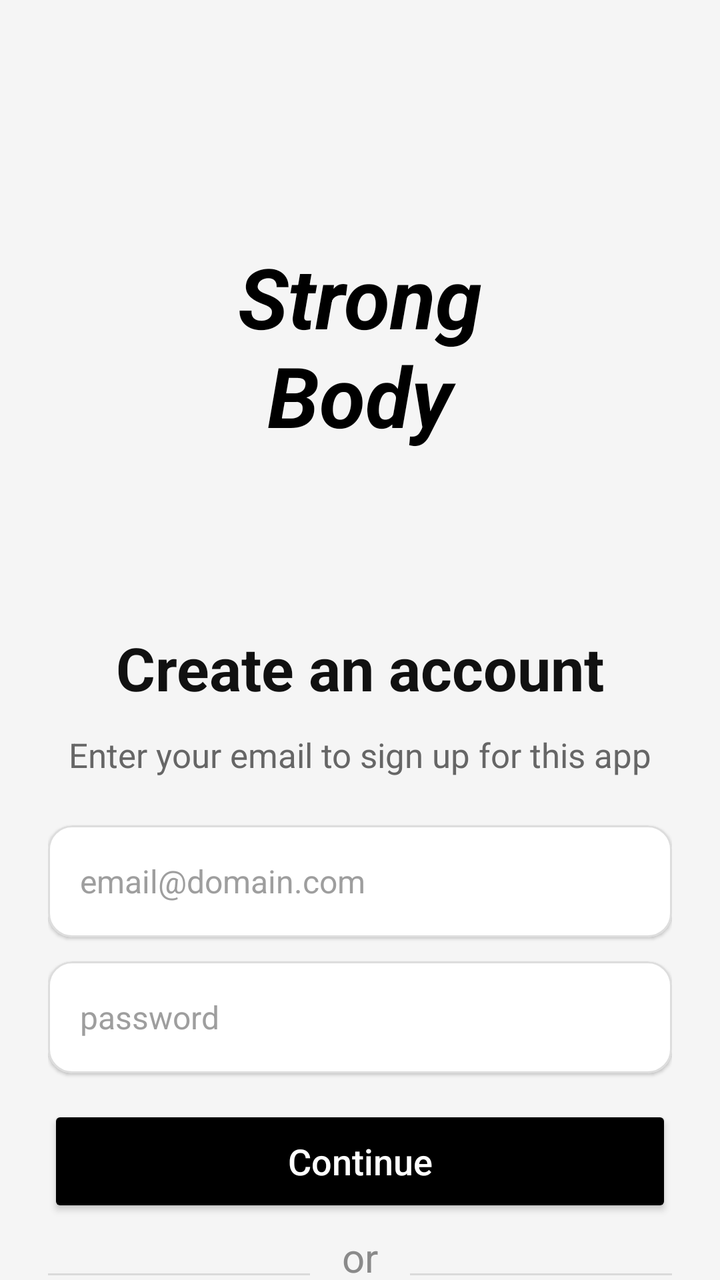
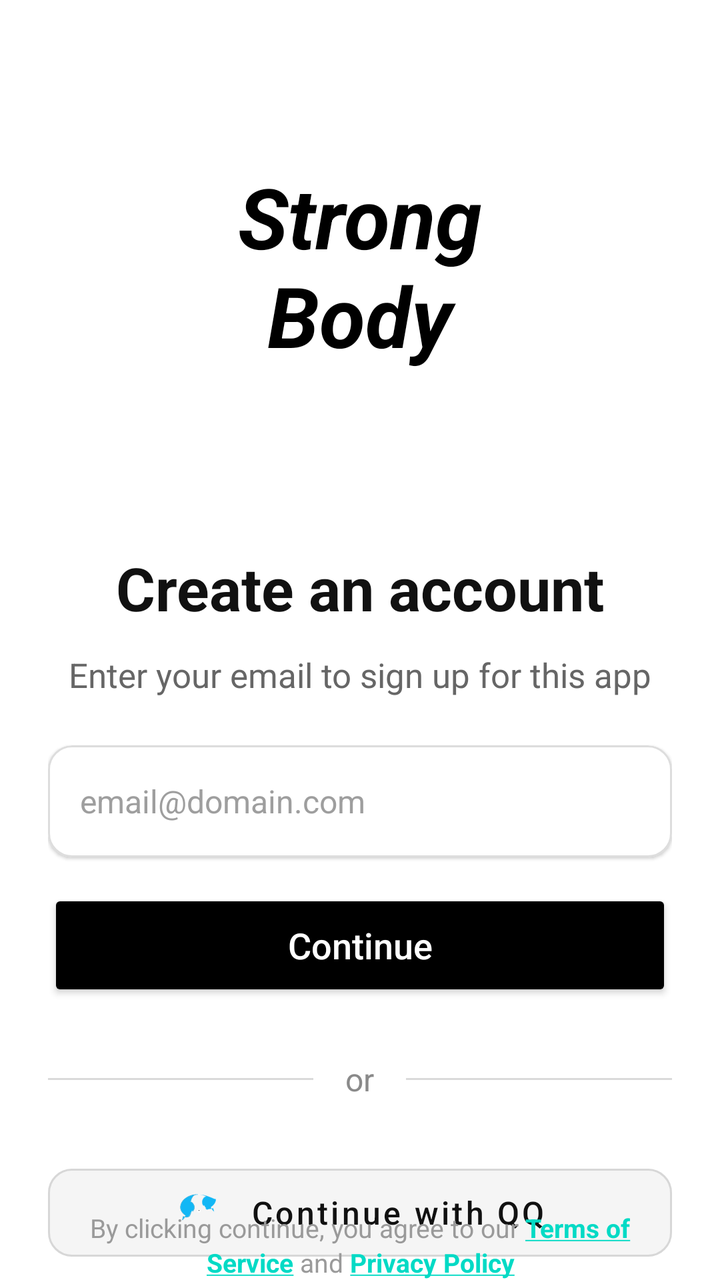

Two renders of the same Android screen: before a commit and after it. Below are the layout's source before the change and the commit's diff.
<!-- AndroidManifest.xml: application theme Theme.Strong_body -->
<!-- res/layout/activity_login.xml -->
<?xml version="1.0" encoding="utf-8"?>
<androidx.constraintlayout.widget.ConstraintLayout xmlns:android="http://schemas.android.com/apk/res/android"
    xmlns:app="http://schemas.android.com/apk/res-auto"
    android:layout_width="match_parent"
    android:layout_height="match_parent"
    android:background="#FFF5F5F5"
    android:paddingStart="24dp"
    android:paddingEnd="24dp">

    <TextView
        android:id="@+id/tvBrand"
        android:layout_width="wrap_content"
        android:layout_height="wrap_content"
        android:layout_marginTop="120dp"
        android:gravity="center"
        android:text="Strong&#10;Body"
        android:textColor="#FF000000"
        android:textSize="42sp"
        android:textStyle="bold|italic"
        app:layout_constraintEnd_toEndOf="parent"
        app:layout_constraintStart_toStartOf="parent"
        app:layout_constraintTop_toTopOf="parent" />

    <TextView
        android:id="@+id/tvCreateAccount"
        android:layout_width="wrap_content"
        android:layout_height="wrap_content"
        android:layout_marginTop="88dp"
        android:text="Create an account"
        android:textColor="#FF111111"
        android:textSize="30sp"
        android:textStyle="bold"
        app:layout_constraintEnd_toEndOf="parent"
        app:layout_constraintStart_toStartOf="parent"
        app:layout_constraintTop_toBottomOf="@id/tvBrand" />

    <TextView
        android:id="@+id/tvSubTitle"
        android:layout_width="wrap_content"
        android:layout_height="wrap_content"
        android:layout_marginTop="12dp"
        android:text="Enter your email to sign up for this app"
        android:textColor="#FF666666"
        android:textSize="17sp"
        app:layout_constraintEnd_toEndOf="parent"
        app:layout_constraintStart_toStartOf="parent"
        app:layout_constraintTop_toBottomOf="@id/tvCreateAccount" />

    <com.google.android.material.card.MaterialCardView
        android:id="@+id/cardEmail"
        android:layout_width="0dp"
        android:layout_height="56dp"
        android:layout_marginTop="24dp"
        app:cardBackgroundColor="#FFFFFFFF"
        app:cardCornerRadius="12dp"
        app:strokeColor="#FFDDDDDD"
        app:strokeWidth="1dp"
        app:layout_constraintEnd_toEndOf="parent"
        app:layout_constraintStart_toStartOf="parent"
        app:layout_constraintTop_toBottomOf="@id/tvSubTitle">

        <EditText
            android:id="@+id/etEmail"
            android:layout_width="match_parent"
            android:layout_height="match_parent"
            android:background="@android:color/transparent"
            android:hint="email@domain.com"
            android:inputType="textEmailAddress"
            android:paddingStart="16dp"
            android:paddingEnd="16dp"
            android:textColor="#FF222222"
            android:textColorHint="#FF9E9E9E"
            android:textSize="16sp" />
    </com.google.android.material.card.MaterialCardView>

    <com.google.android.material.card.MaterialCardView
        android:id="@+id/cardPassword"
        android:layout_width="0dp"
        android:layout_height="56dp"
        android:layout_marginTop="12dp"
        app:cardBackgroundColor="#FFFFFFFF"
        app:cardCornerRadius="12dp"
        app:strokeColor="#FFDDDDDD"
        app:strokeWidth="1dp"
        app:layout_constraintEnd_toEndOf="parent"
        app:layout_constraintStart_toStartOf="parent"
        app:layout_constraintTop_toBottomOf="@id/cardEmail">

        <EditText
            android:id="@+id/etPassword"
            android:layout_width="match_parent"
            android:layout_height="match_parent"
            android:background="@android:color/transparent"
            android:hint="password"
            android:inputType="textPassword"
            android:paddingStart="16dp"
            android:paddingEnd="16dp"
            android:textColor="#FF222222"
            android:textColorHint="#FF9E9E9E"
            android:textSize="16sp" />
    </com.google.android.material.card.MaterialCardView>

    <Button
        android:id="@+id/btnContinue"
        android:layout_width="0dp"
        android:layout_height="56dp"
        android:layout_marginTop="16dp"
        android:backgroundTint="#FF000000"
        android:text="Continue"
        android:textAllCaps="false"
        android:textColor="#FFFFFFFF"
        android:textSize="18sp"
        app:cornerRadius="12dp"
        app:layout_constraintEnd_toEndOf="parent"
        app:layout_constraintStart_toStartOf="parent"
        app:layout_constraintTop_toBottomOf="@id/cardPassword" />

    <View
        android:id="@+id/viewLeftLine"
        android:layout_width="0dp"
        android:layout_height="1dp"
        android:layout_marginTop="28dp"
        android:background="#FFDADADA"
        app:layout_constraintEnd_toStartOf="@id/tvOr"
        app:layout_constraintStart_toStartOf="parent"
        app:layout_constraintTop_toBottomOf="@id/btnContinue" />

    <TextView
        android:id="@+id/tvOr"
        android:layout_width="wrap_content"
        android:layout_height="wrap_content"
        android:layout_marginStart="16dp"
        android:layout_marginEnd="16dp"
        android:text="or"
        android:textColor="#FF8A8A8A"
        android:textSize="20sp"
        app:layout_constraintBaseline_toBaselineOf="@id/viewLeftLine"
        app:layout_constraintEnd_toStartOf="@id/viewRightLine"
        app:layout_constraintStart_toEndOf="@id/viewLeftLine" />

    <View
        android:id="@+id/viewRightLine"
        android:layout_width="0dp"
        android:layout_height="1dp"
        android:background="#FFDADADA"
        app:layout_constraintBottom_toBottomOf="@id/viewLeftLine"
        app:layout_constraintEnd_toEndOf="parent"
        app:layout_constraintStart_toEndOf="@id/tvOr"
        app:layout_constraintTop_toTopOf="@id/viewLeftLine" />

    <com.google.android.material.button.MaterialButton
        android:id="@+id/btnLoginQQ"
        android:layout_width="0dp"
        android:layout_height="56dp"
        android:layout_marginTop="28dp"
        android:backgroundTint="#FFECECEC"
        android:text="Continue with QQ"
        android:textAllCaps="false"
        android:textColor="#FF111111"
        android:textSize="18sp"
        app:cornerRadius="12dp"
        app:icon="@android:drawable/ic_menu_gallery"
        app:iconGravity="textStart"
        app:iconPadding="14dp"
        app:iconTint="@null"
        app:layout_constraintEnd_toEndOf="parent"
        app:layout_constraintStart_toStartOf="parent"
        app:layout_constraintTop_toBottomOf="@id/viewLeftLine" />

    <com.google.android.material.button.MaterialButton
        android:id="@+id/btnLoginWechat"
        android:layout_width="0dp"
        android:layout_height="56dp"
        android:layout_marginTop="14dp"
        android:backgroundTint="#FFECECEC"
        android:text="Continue with WeChat"
        android:textAllCaps="false"
        android:textColor="#FF111111"
        android:textSize="18sp"
        app:cornerRadius="12dp"
        app:icon="@android:drawable/ic_menu_gallery"
        app:iconGravity="textStart"
        app:iconPadding="14dp"
        app:iconTint="@null"
        app:layout_constraintEnd_toEndOf="parent"
        app:layout_constraintStart_toStartOf="parent"
        app:layout_constraintTop_toBottomOf="@id/btnLoginQQ" />

    <TextView
        android:id="@+id/btnGuestLogin"
        android:layout_width="wrap_content"
        android:layout_height="wrap_content"
        android:layout_marginTop="18dp"
        android:padding="8dp"
        android:text="游客登录"
        android:textColor="#FF5F5F5F"
        android:textSize="16sp"
        android:textStyle="bold"
        app:layout_constraintEnd_toEndOf="parent"
        app:layout_constraintStart_toStartOf="parent"
        app:layout_constraintTop_toBottomOf="@id/btnLoginWechat" />

    <TextView
        android:id="@+id/tvTerms"
        android:layout_width="0dp"
        android:layout_height="wrap_content"
        android:layout_marginTop="18dp"
        android:gravity="center"
        android:lineSpacingExtra="2dp"
        android:text="By clicking continue, you agree to our Terms of Service&#10;and Privacy Policy"
        android:textColor="#FF9A9A9A"
        android:textSize="14sp"
        app:layout_constraintEnd_toEndOf="parent"
        app:layout_constraintStart_toStartOf="parent"
        app:layout_constraintTop_toBottomOf="@id/btnGuestLogin" />

</androidx.constraintlayout.widget.ConstraintLayout>
<!-- resources referenced by this layout -->
<resources>
  <style name="Theme.Strong_body" parent="Theme.MaterialComponents.DayNight.DarkActionBar">
          
          <item name="colorPrimary">@color/purple_500</item>
          <item name="colorPrimaryVariant">@color/purple_700</item>
          <item name="colorOnPrimary">@color/white</item>
          
          <item name="colorSecondary">@color/teal_200</item>
          <item name="colorSecondaryVariant">@color/teal_700</item>
          <item name="colorOnSecondary">@color/black</item>
          
          <item name="android:statusBarColor">?attr/colorPrimaryVariant</item>
          
      </style>
  <color name="purple_500">#FF6200EE</color>
  <color name="purple_700">#FF3700B3</color>
  <color name="white">#FFFFFFFF</color>
  <color name="teal_200">#FF03DAC5</color>
  <color name="teal_700">#FF018786</color>
  <color name="black">#FF000000</color>
</resources>

<!-- the commit's change to res/layout/activity_login.xml (unified diff, before → after) -->
@@ -3,15 +3,15 @@
     xmlns:app="http://schemas.android.com/apk/res-auto"
     android:layout_width="match_parent"
     android:layout_height="match_parent"
-    android:background="#FFF5F5F5"
+    android:background="#FFFFFFFF"
     android:paddingStart="24dp"
-    android:paddingEnd="24dp">
+    android:paddingEnd="24dp"
+    android:paddingTop="80dp">
 
     <TextView
         android:id="@+id/tvBrand"
         android:layout_width="wrap_content"
         android:layout_height="wrap_content"
-        android:layout_marginTop="120dp"
         android:gravity="center"
         android:text="Strong&#10;Body"
         android:textColor="#FF000000"
@@ -73,33 +73,6 @@
             android:textSize="16sp" />
     </com.google.android.material.card.MaterialCardView>
 
-    <com.google.android.material.card.MaterialCardView
-        android:id="@+id/cardPassword"
-        android:layout_width="0dp"
-        android:layout_height="56dp"
-        android:layout_marginTop="12dp"
-        app:cardBackgroundColor="#FFFFFFFF"
-        app:cardCornerRadius="12dp"
-        app:strokeColor="#FFDDDDDD"
-        app:strokeWidth="1dp"
-        app:layout_constraintEnd_toEndOf="parent"
-        app:layout_constraintStart_toStartOf="parent"
-        app:layout_constraintTop_toBottomOf="@id/cardEmail">
-
-        <EditText
-            android:id="@+id/etPassword"
-            android:layout_width="match_parent"
-            android:layout_height="match_parent"
-            android:background="@android:color/transparent"
-            android:hint="password"
-            android:inputType="textPassword"
-            android:paddingStart="16dp"
-            android:paddingEnd="16dp"
-            android:textColor="#FF222222"
-            android:textColorHint="#FF9E9E9E"
-            android:textSize="16sp" />
-    </com.google.android.material.card.MaterialCardView>
-
     <Button
         android:id="@+id/btnContinue"
         android:layout_width="0dp"
@@ -113,72 +86,75 @@
         app:cornerRadius="12dp"
         app:layout_constraintEnd_toEndOf="parent"
         app:layout_constraintStart_toStartOf="parent"
-        app:layout_constraintTop_toBottomOf="@id/cardPassword" />
+        app:layout_constraintTop_toBottomOf="@id/cardEmail" />
 
-    <View
-        android:id="@+id/viewLeftLine"
+    <LinearLayout
+        android:id="@+id/layoutOrDivider"
         android:layout_width="0dp"
-        android:layout_height="1dp"
+        android:layout_height="wrap_content"
         android:layout_marginTop="28dp"
-        android:background="#FFDADADA"
-        app:layout_constraintEnd_toStartOf="@id/tvOr"
+        android:gravity="center_vertical"
+        android:orientation="horizontal"
+        app:layout_constraintEnd_toEndOf="parent"
         app:layout_constraintStart_toStartOf="parent"
-        app:layout_constraintTop_toBottomOf="@id/btnContinue" />
+        app:layout_constraintTop_toBottomOf="@id/btnContinue">
 
-    <TextView
-        android:id="@+id/tvOr"
-        android:layout_width="wrap_content"
-        android:layout_height="wrap_content"
-        android:layout_marginStart="16dp"
-        android:layout_marginEnd="16dp"
-        android:text="or"
-        android:textColor="#FF8A8A8A"
-        android:textSize="20sp"
-        app:layout_constraintBaseline_toBaselineOf="@id/viewLeftLine"
-        app:layout_constraintEnd_toStartOf="@id/viewRightLine"
-        app:layout_constraintStart_toEndOf="@id/viewLeftLine" />
+        <View
+            android:layout_width="0dp"
+            android:layout_height="1dp"
+            android:layout_weight="1"
+            android:background="#FFDADADA" />
 
-    <View
-        android:id="@+id/viewRightLine"
-        android:layout_width="0dp"
-        android:layout_height="1dp"
-        android:background="#FFDADADA"
-        app:layout_constraintBottom_toBottomOf="@id/viewLeftLine"
-        app:layout_constraintEnd_toEndOf="parent"
-        app:layout_constraintStart_toEndOf="@id/tvOr"
-        app:layout_constraintTop_toTopOf="@id/viewLeftLine" />
+        <TextView
+            android:id="@+id/tvOr"
+            android:layout_width="wrap_content"
+            android:layout_height="wrap_content"
+            android:layout_marginStart="16dp"
+            android:layout_marginEnd="16dp"
+            android:text="or"
+            android:textColor="#FF8A8A8A"
+            android:textSize="16sp" />
+
+        <View
+            android:layout_width="0dp"
+            android:layout_height="1dp"
+            android:layout_weight="1"
+            android:background="#FFDADADA" />
+    </LinearLayout>
 
     <com.google.android.material.button.MaterialButton
         android:id="@+id/btnLoginQQ"
+        style="@style/Widget.MaterialComponents.Button.OutlinedButton"
         android:layout_width="0dp"
         android:layout_height="56dp"
         android:layout_marginTop="28dp"
-        android:backgroundTint="#FFECECEC"
+        android:backgroundTint="#FFF5F5F5"
         android:text="Continue with QQ"
         android:textAllCaps="false"
         android:textColor="#FF111111"
-        android:textSize="18sp"
+        android:textSize="16sp"
         app:cornerRadius="12dp"
-        app:icon="@android:drawable/ic_menu_gallery"
+        app:icon="@drawable/ic_qq"
         app:iconGravity="textStart"
         app:iconPadding="14dp"
         app:iconTint="@null"
         app:layout_constraintEnd_toEndOf="parent"
         app:layout_constraintStart_toStartOf="parent"
-        app:layout_constraintTop_toBottomOf="@id/viewLeftLine" />
+        app:layout_constraintTop_toBottomOf="@id/layoutOrDivider" />
 
     <com.google.android.material.button.MaterialButton
         android:id="@+id/btnLoginWechat"
+        style="@style/Widget.MaterialComponents.Button.OutlinedButton"
         android:layout_width="0dp"
         android:layout_height="56dp"
         android:layout_marginTop="14dp"
-        android:backgroundTint="#FFECECEC"
+        android:backgroundTint="#FFF5F5F5"
         android:text="Continue with WeChat"
         android:textAllCaps="false"
         android:textColor="#FF111111"
-        android:textSize="18sp"
+        android:textSize="16sp"
         app:cornerRadius="12dp"
-        app:icon="@android:drawable/ic_menu_gallery"
+        app:icon="@drawable/ic_wechat"
         app:iconGravity="textStart"
         app:iconPadding="14dp"
         app:iconTint="@null"
@@ -187,31 +163,20 @@
         app:layout_constraintTop_toBottomOf="@id/btnLoginQQ" />
 
     <TextView
-        android:id="@+id/btnGuestLogin"
-        android:layout_width="wrap_content"
-        android:layout_height="wrap_content"
-        android:layout_marginTop="18dp"
-        android:padding="8dp"
-        android:text="游客登录"
-        android:textColor="#FF5F5F5F"
-        android:textSize="16sp"
-        android:textStyle="bold"
-        app:layout_constraintEnd_toEndOf="parent"
-        app:layout_constraintStart_toStartOf="parent"
-        app:layout_constraintTop_toBottomOf="@id/btnLoginWechat" />
-
-    <TextView
         android:id="@+id/tvTerms"
         android:layout_width="0dp"
         android:layout_height="wrap_content"
-        android:layout_marginTop="18dp"
+        android:layout_marginTop="32dp"
         android:gravity="center"
         android:lineSpacingExtra="2dp"
-        android:text="By clicking continue, you agree to our Terms of Service&#10;and Privacy Policy"
+        android:text="@string/terms_text"
         android:textColor="#FF9A9A9A"
-        android:textSize="14sp"
+        android:textSize="13sp"
+        android:textStyle="normal"
+        app:layout_constraintBottom_toBottomOf="parent"
         app:layout_constraintEnd_toEndOf="parent"
         app:layout_constraintStart_toStartOf="parent"
-        app:layout_constraintTop_toBottomOf="@id/btnGuestLogin" />
+        app:layout_constraintTop_toBottomOf="@id/btnLoginWechat"
+        app:layout_constraintVertical_bias="1.0" />
 
 </androidx.constraintlayout.widget.ConstraintLayout>
<!-- resource entries referenced after the edit -->
@@ -1,6 +1,29 @@
 <!-- resources referenced by this layout -->
 <resources>
-  <style name="Theme.Strong_body" parent="Theme.MaterialComponents.DayNight.DarkActionBar">
+  <!-- drawable ic_qq: vector/xml drawable (drawable, 7840 chars, omitted) -->
+  <!-- drawable ic_wechat (drawable) -->
+  <?xml version="1.0" encoding="utf-8"?>
+  <vector xmlns:android="http://schemas.android.com/apk/res/android"
+      android:width="24dp"
+      android:height="24dp"
+      android:viewportWidth="1024"
+      android:viewportHeight="1024">
+      
+      <path
+          android:fillColor="#07C160"
+          android:pathData="M512,64C264.6,64 64,204.6 64,392c0,74.3 32.5,141.1 84.7,190.8l-41,126.3c-2.6,8 0.7,17.2 7.5,21.3 6.8,4.1 15.9,2.2 20.2,-4.3l51.1,-75.7c80.4,37.6 175.5,29.3 247.4,-22.3C729,776.5 858.5,650.9 858.5,488c0,-187.4 -200.6,-424 -346.5,-424z"/>
+      <path
+          android:fillColor="#FFFFFF"
+          android:pathData="M512,203c-35.3,0 -64,28.7 -64,64s28.7,64 64,64 64,-28.7 64,-64 -28.7,-64 -64,-64z"/>
+      <path
+          android:fillColor="#FFFFFF"
+          android:pathData="M410,320c-22.1,0 -40,17.9 -40,40s17.9,40 40,40 40,-17.9 40,-40 -17.9,-40 -40,-40z"/>
+      <path
+          android:fillColor="#FFFFFF"
+          android:pathData="M614,320c-22.1,0 -40,17.9 -40,40s17.9,40 40,40 40,-17.9 40,-40 -17.9,-40 -40,-40z"/>
+  </vector>
+  <string name="terms_text">By clicking continue, you agree to our <a href="https://example.com/terms"><b>Terms of Service</b></a> and <a href="https://example.com/privacy"><b>Privacy Policy</b></a></string>
+  <style name="Theme.Strong_body" parent="Theme.MaterialComponents.DayNight.NoActionBar">
           
           <item name="colorPrimary">@color/purple_500</item>
           <item name="colorPrimaryVariant">@color/purple_700</item>
@@ -10,8 +33,12 @@
           <item name="colorSecondaryVariant">@color/teal_700</item>
           <item name="colorOnSecondary">@color/black</item>
           
-          <item name="android:statusBarColor">?attr/colorPrimaryVariant</item>
+          <item name="android:statusBarColor">#FFFFFFFF</item>
+          <item name="android:windowLightStatusBar">true</item>
           
+          <item name="windowNoTitle">true</item>
+          <item name="windowActionBar">false</item>
+          <item name="android:windowFullscreen">false</item>
       </style>
   <color name="purple_500">#FF6200EE</color>
   <color name="purple_700">#FF3700B3</color>
